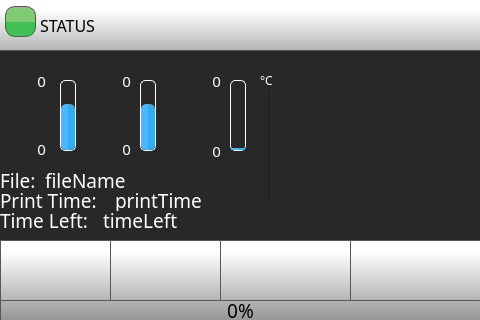
First picture: the form in octoprint_Julia2018ProDualABLTouchUI/mainGUI_pro_dual_abl.ui, repository FracktalWorks/Julia2018ProDualABLTouchUI, before the edit.
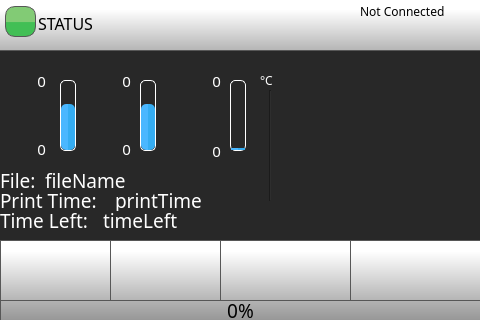
Second picture: the form after the edit. The open tabs and pages were chosen to show the change. Icons and pictures are not drawn.

Commit message: IP display on status bar, relocking machine on factory reset

Diff of the .ui file:
```diff
--- a/octoprint_Julia2018ProDualABLTouchUI/mainGUI_pro_dual_abl.ui
+++ b/octoprint_Julia2018ProDualABLTouchUI/mainGUI_pro_dual_abl.ui
@@ -173,7 +173,7 @@
 background-color: rgb(40, 40, 40);</string>
     </property>
     <property name="currentIndex">
-     <number>1</number>
+     <number>2</number>
     </property>
     <widget class="QWidget" name="loadingPage">
      <widget class="QLabel" name="LoadingLabel">
@@ -1655,9 +1655,9 @@
      <widget class="QLabel" name="printerStatus">
       <property name="geometry">
        <rect>
-        <x>40</x>
-        <y>0</y>
-        <width>441</width>
+        <x>38</x>
+        <y>-2</y>
+        <width>322</width>
         <height>51</height>
        </rect>
       </property>
@@ -2004,6 +2004,42 @@
        <bool>true</bool>
       </property>
      </widget>
+     <widget class="QLabel" name="ipStatus">
+      <property name="geometry">
+       <rect>
+        <x>360</x>
+        <y>1</y>
+        <width>122</width>
+        <height>20</height>
+       </rect>
+      </property>
+      <property name="font">
+       <font>
+        <family>Gotham</family>
+        <pointsize>9</pointsize>
+        <weight>50</weight>
+        <bold>false</bold>
+        <underline>false</underline>
+        <strikeout>false</strikeout>
+       </font>
+      </property>
+      <property name="styleSheet">
+       <string notr="true">
+background-color: rgba(255, 255, 255, 0);</string>
+      </property>
+      <property name="text">
+       <string>Not Connected</string>
+      </property>
+      <property name="scaledContents">
+       <bool>true</bool>
+      </property>
+      <property name="alignment">
+       <set>Qt::AlignLeading|Qt::AlignLeft|Qt::AlignVCenter</set>
+      </property>
+      <property name="wordWrap">
+       <bool>true</bool>
+      </property>
+     </widget>
      <zorder>timeLeftLabel</zorder>
      <zorder>printPreviewMain</zorder>
      <zorder>line</zorder>
@@ -2025,7 +2061,6 @@
      <zorder>timeLeft</zorder>
      <zorder>controlButton</zorder>
      <zorder>printProgressBar</zorder>
-     <zorder>printerStatus</zorder>
      <zorder>printerStatusColour</zorder>
      <zorder>celciusLabel</zorder>
      <zorder>tool1TargetTemperature</zorder>
@@ -2033,6 +2068,8 @@
      <zorder>tool1TempBar</zorder>
      <zorder>tool1ActualTemperature</zorder>
      <zorder>fileName</zorder>
+     <zorder>ipStatus</zorder>
+     <zorder>printerStatus</zorder>
     </widget>
     <widget class="QWidget" name="MenuPage">
      <widget class="QPushButton" name="menuBackButton">
```
The commit also changes 4 other files.
